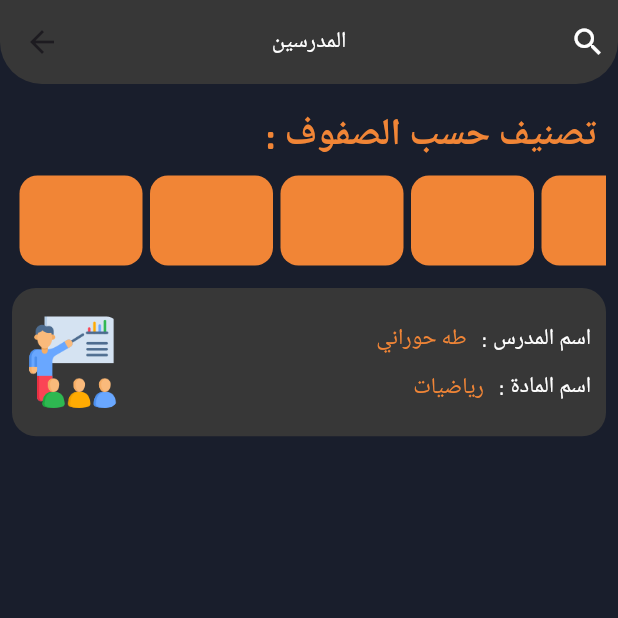
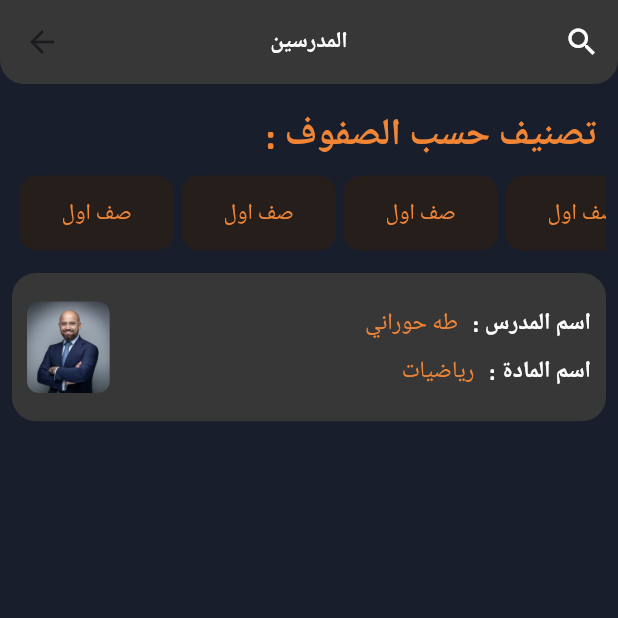
Before and after one commit to Taha12aas/quizapp, a Flutter app: the TeachersView screen opened directly, on a phone screen of 412 x 824 dp, the top half of it. Run offline on Flutter 3.47's test engine with Material 3 defaults, Android fonts, the phone set to English and light mode, and no system bars; missing offline and left inert: font_awesome_icon_class; project files that could hold a hidden picture were left out.

Commit message:
Refactoring TeacherCard and TeachersView and

```diff
--- a/lib/Mobile/views/log_in_view.dart
+++ b/lib/Mobile/views/log_in_view.dart
@@ -62,8 +62,12 @@ class LogInView extends StatelessWidget {
               height: MediaQuery.sizeOf(context).height * .25,
             ),
             ElevatedButton.icon(
+              icon: Icon(
+                Icons.login, // حدد أيقونة هنا
+                color: kOrangeColor,
+              ),
               style: ElevatedButton.styleFrom(
-                overlayColor: Colors.orange[50],
+                foregroundColor: Colors.orange[50],
                 side: const BorderSide(color: kOrangeColor, width: 2),
                 shadowColor: Colors.transparent,
                 padding: const EdgeInsets.symmetric(vertical: 23),
--- a/lib/Mobile/views/teacher_subjects.dart
+++ b/lib/Mobile/views/teacher_subjects.dart
@@ -1,6 +1,7 @@
 import 'package:flutter/material.dart';
-import 'package:quizapp/Mobile/widgets/home_view/list_view_buttin_class.dart';
-import 'package:quizapp/Mobile/widgets/teachers_view/card_subjects.dart';
+import 'package:quizapp/Mobile/widgets/teachers_view_and_teacher_subjects/list_view_buttin_class.dart';
+import 'package:quizapp/Mobile/widgets/teachers_view_and_teacher_subjects/card_subjects.dart';
+import 'package:quizapp/custom_app_bar.dart';
 import 'package:quizapp/font_style.dart';
 
 class TeacherSubjects extends StatelessWidget {
@@ -11,7 +12,7 @@ class TeacherSubjects extends StatelessWidget {
     double screenHeight = MediaQuery.of(context).size.height;
     double screenWidth = MediaQuery.of(context).size.width;
     return Scaffold(
-      appBar: AppBar(),
+      appBar: customAppBar('المواد', true),
       body: Padding(
         padding: const EdgeInsets.all(8.0),
         child: Column(
@@ -23,7 +24,7 @@ class TeacherSubjects extends StatelessWidget {
             ),
             const ListViewButtonClass(),
             const SizedBox(
-              height: 30,
+              height: 20,
             ),
             CardSubjects(screenHeight: screenHeight, screenWidth: screenWidth)
           ],
--- a/lib/Mobile/views/teachers_view.dart
+++ b/lib/Mobile/views/teachers_view.dart
@@ -1,6 +1,6 @@
 import 'package:flutter/material.dart';
 import 'package:quizapp/Mobile/widgets/home_view/teacher_card.dart';
-import 'package:quizapp/Mobile/widgets/teachers_view/button_class.dart';
+import 'package:quizapp/Mobile/widgets/teachers_view_and_teacher_subjects/list_view_buttin_class.dart';
 import 'package:quizapp/custom_app_bar.dart';
 import 'package:quizapp/font_style.dart';
 
@@ -10,34 +10,21 @@ class TeachersView extends StatelessWidget {
   @override
   Widget build(BuildContext context) {
     return Scaffold(
-      appBar: customAppBar('المدرسين',true),
-      body: Padding(
-        padding: const EdgeInsets.only(top: 15, bottom: 8, left: 8, right: 8),
+      appBar: customAppBar('المدرسين', true),
+      body: const Padding(
+        padding: EdgeInsets.only(top: 15, bottom: 8, left: 8, right: 8),
         child: Column(
           crossAxisAlignment: CrossAxisAlignment.end,
           children: [
-            const Text(
+            Text(
               ' : تصنيف حسب الصفوف ',
               style: FontStyleApp.textStyleOrangeBold25,
             ),
+            ListViewButtonClass(),
             SizedBox(
-              height: 70,
-              child: ListView.builder(
-                padding: const EdgeInsets.only(top: 10),
-                scrollDirection: Axis.horizontal,
-                itemCount: 15,
-                itemBuilder: (context, index) {
-                  return ButtonClass(
-                    text: 'صف الاول',
-                    onTap: () {},
-                  );
-                },
-              ),
-            ),
-            const SizedBox(
               height: 15,
             ),
-            const TeacherCard()
+            TeacherCard()
           ],
         ),
       ),
--- a/lib/Mobile/widgets/home_view/teacher_card.dart
+++ b/lib/Mobile/widgets/home_view/teacher_card.dart
@@ -1,6 +1,7 @@
 import 'package:flutter/material.dart';
 import 'package:quizapp/constants.dart';
 import 'package:quizapp/font_style.dart';
+import 'package:quizapp/responsive_text.dart';
 
 class TeacherCard extends StatelessWidget {
   const TeacherCard({super.key});
@@ -23,13 +24,13 @@ class TeacherCard extends StatelessWidget {
           ClipRRect(
             borderRadius: BorderRadius.circular(8),
             child: Image.asset(
-              'assets/images/Teachers.png',
+              'assets/images/TeachersTaha.jpg',
               // عرض الصورة
               height: screenHeight * 0.074, // ارتفاع الصورة
               fit: BoxFit.cover,
             ),
           ),
-          const Expanded(
+          Expanded(
             child: Column(
               crossAxisAlignment: CrossAxisAlignment.end,
               mainAxisAlignment: MainAxisAlignment.center,
@@ -39,18 +40,22 @@ class TeacherCard extends StatelessWidget {
                   children: [
                     Text(
                       'طه حوراني',
-                      style: FontStyleApp.textStyleOrange15, // نص برتقالي
+                      style: FontStyleApp.textStyleOrange15
+                          .copyWith(fontSize: getResponsiveText(context, 15)),
+                      // نص برتقالي
                     ),
-                    SizedBox(
+                    const SizedBox(
                       width: 10,
                     ),
                     Text(
                       ': اسم المدرس',
-                      style: FontStyleApp.textStylewite15, // نص أبيض
+                      style: FontStyleApp.textStylewite15
+                          .copyWith(fontSize: getResponsiveText(context, 15)),
+                      // نص أبيض
                     ),
                   ],
                 ),
-                SizedBox(
+                const SizedBox(
                   height: 10,
                 ),
                 Row(
@@ -58,14 +63,16 @@ class TeacherCard extends StatelessWidget {
                   children: [
                     Text(
                       'رياضيات',
-                      style: FontStyleApp.textStyleOrange15,
+                      style: FontStyleApp.textStyleOrange15
+                          .copyWith(fontSize: getResponsiveText(context, 15)),
                     ),
-                    SizedBox(
+                    const SizedBox(
                       width: 10,
                     ),
                     Text(
                       ': اسم المادة',
-                      style: FontStyleApp.textStylewite15,
+                      style: FontStyleApp.textStylewite15
+                          .copyWith(fontSize: getResponsiveText(context, 15)),
                     ),
                   ],
                 ),
--- a/lib/Mobile/widgets/teachers_view/button_class.dart
+++ b/lib/Mobile/widgets/teachers_view_and_teacher_subjects/button_class.dart
@@ -12,6 +12,8 @@ class ButtonClass extends StatelessWidget {
   final String text;
   @override
   Widget build(BuildContext context) {
+    double screenWidth = MediaQuery.of(context).size.width;
+
     return Padding(
       padding: const EdgeInsets.only(
         left: 5,
@@ -22,9 +24,9 @@ class ButtonClass extends StatelessWidget {
         onTap: onTap,
         child: Container(
           decoration: BoxDecoration(
-              color: kOrangeColor,
+              color: kOrangeBlackColor,
               borderRadius: BorderRadius.circular(12)),
-          width: 82,
+          width: screenWidth * 0.25,
           child: Center(
               child: Text(
             text,
--- a/lib/Mobile/widgets/home_view/list_view_buttin_class.dart
+++ b/lib/Mobile/widgets/teachers_view_and_teacher_subjects/list_view_buttin_class.dart
@@ -1,6 +1,5 @@
-
 import 'package:flutter/material.dart';
-import 'package:quizapp/Mobile/widgets/teachers_view/button_class.dart';
+import 'package:quizapp/Mobile/widgets/teachers_view_and_teacher_subjects/button_class.dart';
 
 class ListViewButtonClass extends StatelessWidget {
   const ListViewButtonClass({
@@ -10,14 +9,14 @@ class ListViewButtonClass extends StatelessWidget {
   @override
   Widget build(BuildContext context) {
     return SizedBox(
-      height: 70,
+      height: 60,
       child: ListView.builder(
         padding: const EdgeInsets.only(top: 10),
         scrollDirection: Axis.horizontal,
         itemCount: 15,
         itemBuilder: (context, index) {
           return ButtonClass(
-            text: 'صف الاول',
+            text: 'صف اول',
             onTap: () {},
           );
         },
--- a/lib/constants.dart
+++ b/lib/constants.dart
@@ -3,4 +3,5 @@ import 'package:flutter/material.dart';
 const kOrangeColor = Color(0xffF18536);
 const kAshenColor = Color(0xff373737);
 const kBackGround = Color(0xff191E2C);
+const kOrangeBlackColor = Color(0xff251E1A);
 const klogo = 'assets/images/logo.png';
--- a/lib/custom_app_bar.dart
+++ b/lib/custom_app_bar.dart
@@ -2,19 +2,28 @@ import 'package:flutter/material.dart';
 import 'package:quizapp/constants.dart';
 import 'package:quizapp/font_style.dart';
 
-AppBar customAppBar(String title,bool isfoundsearchicon) {
-  return AppBar(centerTitle: true,
+AppBar customAppBar(String title, bool isfoundsearchicon) {
+  return AppBar(
+    centerTitle: true,
     shape: const RoundedRectangleBorder(
       borderRadius: BorderRadius.only(
-          bottomLeft: Radius.circular(28), bottomRight: Radius.circular(28)),
+          bottomLeft: Radius.circular(16), bottomRight: Radius.circular(16)),
     ),
     backgroundColor: kAshenColor,
-    title:  Text(title,style:FontStyleApp.textStylewite15 ,),
-    actions:  [isfoundsearchicon?
-      const Padding(
-        padding: EdgeInsets.only(right: 8),
-        child: Icon(Icons.search,color: Colors.white,),
-      ):const SizedBox()
+    title: Text(
+      title,
+      style: FontStyleApp.textStylewite15,
+    ),
+    actions: [
+      isfoundsearchicon
+          ? const Padding(
+              padding: EdgeInsets.only(right: 12),
+              child: Icon(
+                Icons.search,
+                color: Colors.white,
+              ),
+            )
+          : const SizedBox()
     ],
   );
 }
--- a/lib/font_style.dart
+++ b/lib/font_style.dart
@@ -6,8 +6,8 @@ class FontStyleApp {
       fontWeight: FontWeight.normal, fontSize: 15, color: kOrangeColor);
   static const textStyleOrangeBold25 =
       TextStyle(fontWeight: FontWeight.bold, fontSize: 25, color: kOrangeColor);
-  static const textStylewite15 = TextStyle(
-      fontWeight: FontWeight.normal, fontSize: 15, color: Colors.white);
+  static const textStylewite15 =
+      TextStyle(fontWeight: FontWeight.bold, fontSize: 15, color: Colors.white);
   static const appName =
       TextStyle(fontSize: 30, fontWeight: FontWeight.w700, color: kOrangeColor);
   static const labels = TextStyle(
--- a/lib/main.dart
+++ b/lib/main.dart
@@ -2,6 +2,8 @@ import 'package:flutter/material.dart';
 import 'package:quizapp/Mobile/views/add_teacher.dart';
 import 'package:quizapp/Mobile/views/home_view.dart';
 import 'package:quizapp/Mobile/views/log_in_view.dart';
+import 'package:quizapp/Mobile/views/teacher_subjects.dart';
+import 'package:quizapp/Mobile/views/teachers_view.dart';
 import 'package:quizapp/constants.dart';
 
 void main(List<String> args) {
@@ -18,11 +20,13 @@ class QuizApp extends StatelessWidget {
         HomeView.id: (context) => const HomeView(),
         LogInView.id: (context) => const LogInView(),
         AddTeacher.id: (context) => const AddTeacher(),
+        TeacherSubjects.id: (context) => const TeacherSubjects(),
+        TeachersView.id: (context) => const TeachersView(),
       },
       theme:
           ThemeData(scaffoldBackgroundColor: kBackGround, fontFamily: 'Exo2'),
       debugShowCheckedModeBanner: false,
-      initialRoute: LogInView.id,
+      initialRoute: TeachersView.id,
     );
   }
 }
```
Also changed, not shown: assets/images/TeachersTaha.jpg (added), lib/Mobile/widgets/teachers_view_and_teacher_subjects/card_subjects.dart (renamed from lib/Mobile/widgets/teachers_view/card_subjects.dart), pubspec.lock.
